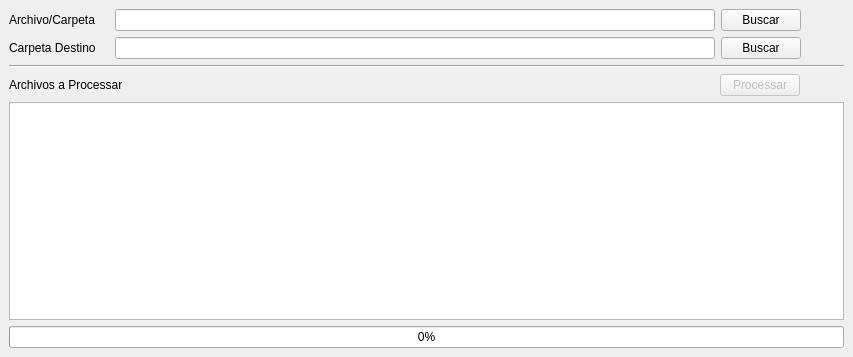
Above: resources/main_window.ui from c-mmachado/pdfiberdrola before the change. Below: the same form after it.
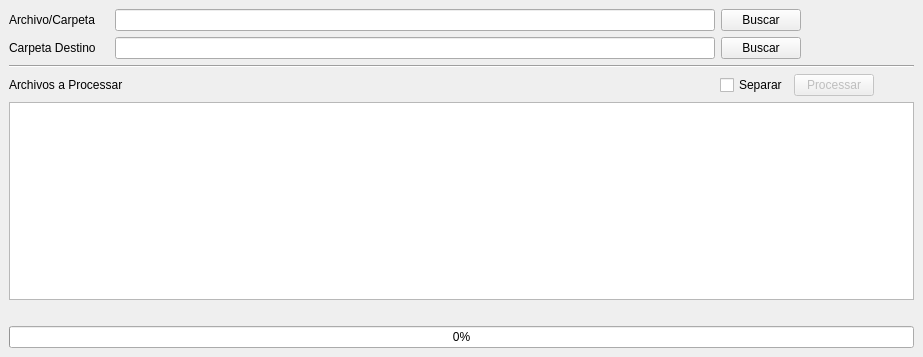
That is the form after the change.

The edit to the form file:
```diff
--- a/resources/main_window.ui
+++ b/resources/main_window.ui
@@ -20,7 +20,19 @@
    </sizepolicy>
   </property>
   <property name="windowTitle">
-   <string>Inspectrio</string>
+   <string>Inspetrio - Informes de Inspección</string>
+  </property>
+  <property name="iconSize">
+   <size>
+    <width>170</width>
+    <height>30</height>
+   </size>
+  </property>
+  <property name="documentMode">
+   <bool>false</bool>
+  </property>
+  <property name="unifiedTitleAndToolBarOnMac">
+   <bool>false</bool>
   </property>
   <widget class="QWidget" name="centralwidget">
    <property name="sizePolicy">
@@ -37,7 +49,7 @@
       </property>
      </widget>
     </item>
-    <item row="6" column="0">
+    <item row="7" column="0">
      <widget class="QProgressBar" name="progressBar">
       <property name="value">
        <number>0</number>
@@ -259,6 +271,13 @@
         </property>
        </widget>
       </item>
+      <item>
+       <widget class="QCheckBox" name="checkBox">
+        <property name="text">
+         <string>Separar</string>
+        </property>
+       </widget>
+      </item>
       <item>
        <widget class="QPushButton" name="pushButton_3">
         <property name="enabled">
@@ -293,6 +312,13 @@
       </item>
      </layout>
     </item>
+    <item row="6" column="0">
+     <widget class="QLabel" name="label_4">
+      <property name="text">
+       <string/>
+      </property>
+     </widget>
+    </item>
    </layout>
   </widget>
  </widget>
```
